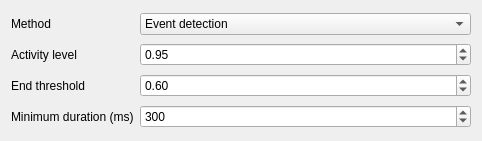
This is src/gui/widgets/options/ui/song_events_options.ui in Vin985/ecosongs as Qt 5 draws it before an edit. The edited form follows.
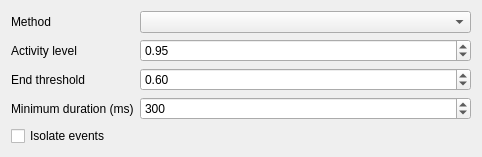
This is the edited form.

Commit message: export song events

```diff
--- a/src/gui/widgets/options/ui/song_events_options.ui
+++ b/src/gui/widgets/options/ui/song_events_options.ui
@@ -97,18 +97,7 @@
     </widget>
    </item>
    <item row="0" column="1">
-    <widget class="QComboBox" name="combo_method">
-     <item>
-      <property name="text">
-       <string>Event detection</string>
-      </property>
-     </item>
-     <item>
-      <property name="text">
-       <string>Subsampling</string>
-      </property>
-     </item>
-    </widget>
+    <widget class="QComboBox" name="combo_method"/>
    </item>
    <item row="7" column="1">
     <widget class="QDoubleSpinBox" name="spin_min_duration">
@@ -129,6 +118,19 @@
      </property>
     </widget>
    </item>
+   <item row="8" column="0" colspan="2">
+    <widget class="QCheckBox" name="checkbox_isolate_events">
+     <property name="enabled">
+      <bool>true</bool>
+     </property>
+     <property name="toolTip">
+      <string>&lt;html&gt;&lt;head/&gt;&lt;body&gt;&lt;p&gt;Returns only isolated events instead of each subsampled time period &lt;/p&gt;&lt;/body&gt;&lt;/html&gt;</string>
+     </property>
+     <property name="text">
+      <string>Isolate events</string>
+     </property>
+    </widget>
+   </item>
   </layout>
  </widget>
  <resources/>
```
The commit also changes 7 other files.
